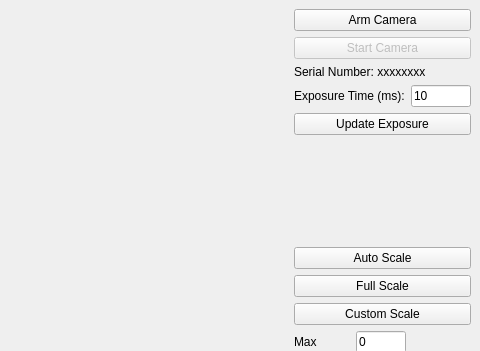
jagerber48/jkam_e6, file camerawindow.ui: the form before one commit; both pictures show x 142 to 622 and y 0 to 351 of the 622 by 625 pixel window.
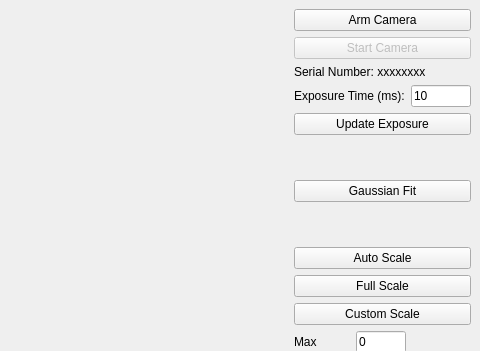
The form after the commit. Custom widgets are drawn as their Qt base class.

Commit message: starting to think about how to add in Gaussian fit

```diff
--- a/camerawindow.ui
+++ b/camerawindow.ui
@@ -110,6 +110,26 @@
         </property>
        </widget>
       </item>
+      <item>
+       <spacer name="verticalSpacer_2">
+        <property name="orientation">
+         <enum>Qt::Vertical</enum>
+        </property>
+        <property name="sizeHint" stdset="0">
+         <size>
+          <width>20</width>
+          <height>40</height>
+         </size>
+        </property>
+       </spacer>
+      </item>
+      <item>
+       <widget class="QPushButton" name="gaussfit_pushButton">
+        <property name="text">
+         <string>Gaussian Fit</string>
+        </property>
+       </widget>
+      </item>
       <item>
        <spacer name="verticalSpacer">
         <property name="orientation">
```
The commit also changes 2 other files.
